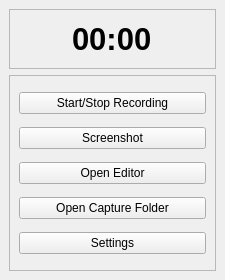
This is src/gui/main_window/MainWindow.ui in ephell/ClipIt-Screen-Capture-App as Qt 5 draws it before an edit. The edited form follows.
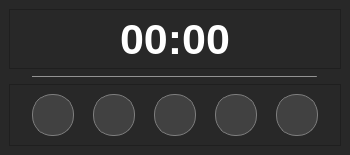
This is the edited form. Icons and pictures are not drawn. Custom widgets are drawn as their Qt base class.

Commit message: Change layout of main window and edit style sheet of it and the button_frame buttons

What changed in the file:
```diff
--- a/src/gui/main_window/MainWindow.ui
+++ b/src/gui/main_window/MainWindow.ui
@@ -6,8 +6,8 @@
    <rect>
     <x>0</x>
     <y>0</y>
-    <width>225</width>
-    <height>280</height>
+    <width>350</width>
+    <height>155</height>
    </rect>
   </property>
   <property name="sizePolicy">
@@ -18,20 +18,34 @@
   </property>
   <property name="minimumSize">
    <size>
-    <width>225</width>
-    <height>280</height>
+    <width>350</width>
+    <height>155</height>
    </size>
   </property>
   <property name="maximumSize">
    <size>
-    <width>225</width>
-    <height>280</height>
+    <width>350</width>
+    <height>155</height>
    </size>
   </property>
   <property name="windowTitle">
    <string>ClipIt</string>
   </property>
+  <property name="styleSheet">
+   <string notr="true">QWidget {
+	background-color: rgb(40, 40, 40);
+	color: white;
+}
+
+QPushButton {
+	background-color: rgb(65, 65, 65);
+    border: 1px solid rgb(125, 125, 125);
+}</string>
+  </property>
   <widget class="QWidget" name="central_widget">
+   <property name="styleSheet">
+    <string notr="true"/>
+   </property>
    <layout class="QVBoxLayout" name="central_layout">
     <item>
      <widget class="QFrame" name="capture_timer_frame">
@@ -83,7 +97,7 @@
         <widget class="QLabel" name="capture_duration_label">
          <property name="font">
           <font>
-           <pointsize>23</pointsize>
+           <pointsize>32</pointsize>
            <bold>true</bold>
           </font>
          </property>
@@ -108,47 +122,139 @@
       </layout>
      </widget>
     </item>
+    <item>
+     <layout class="QVBoxLayout" name="verticalLayout">
+      <item alignment="Qt::AlignHCenter|Qt::AlignVCenter">
+       <widget class="Line" name="separator_line">
+        <property name="minimumSize">
+         <size>
+          <width>285</width>
+          <height>1</height>
+         </size>
+        </property>
+        <property name="maximumSize">
+         <size>
+          <width>285</width>
+          <height>1</height>
+         </size>
+        </property>
+        <property name="styleSheet">
+         <string notr="true">background-color: gray;</string>
+        </property>
+        <property name="orientation">
+         <enum>Qt::Horizontal</enum>
+        </property>
+       </widget>
+      </item>
+     </layout>
+    </item>
     <item>
      <widget class="QFrame" name="button_frame">
+      <property name="styleSheet">
+       <string notr="true">#record_button,
+#screenshot_button, 
+#open_editor_button, 
+#open_capture_folder_button, 
+#settings_button {
+    background-color: rgb(65, 65, 65);
+    border: 1px solid rgb(125, 125, 125);
+    border-radius: 20px;
+    max-width: 40px;
+    max-height: 40px;
+    min-width: 40px;
+    min-height: 40px;
+}
+
+/*  Images */
+#record_button {
+ 	image: url(:/icons/buttons/icons/record_button/1x/baseline_videocam_white_24dp.png);
+}
+#screenshot_button{
+	image: url(:/icons/buttons/icons/screenshot_button/1x/baseline_screenshot_monitor_white_24dp.png);
+}
+#open_editor_button{
+	image: url(:/icons/buttons/icons/open_editor_button/1x/baseline_movie_edit_white_24dp.png);
+}
+#open_capture_folder_button{
+	image: url(:/icons/buttons/icons/open_capture_folder_button/1x/baseline_folder_white_24dp.png);
+}
+#settings_button{
+	image: url(:/icons/buttons/icons/settings_button/1x/baseline_settings_white_24dp.png);
+}
+
+/*  Hover */
+#record_button:hover, 
+#screenshot_button:hover,
+ #open_editor_button:hover, 
+#open_capture_folder_button:hover,
+ #settings_button:hover {
+    background-color: rgb(75, 75, 75);
+}
+
+/*  Pressed */
+#record_button:pressed, 
+#screenshot_button:pressed,
+ #open_editor_button:pressed, 
+#open_capture_folder_button:pressed,
+ #settings_button:pressed {
+    background-color: rgb(45, 45, 45);
+}</string>
+      </property>
       <property name="frameShape">
        <enum>QFrame::StyledPanel</enum>
       </property>
       <property name="frameShadow">
        <enum>QFrame::Raised</enum>
       </property>
-      <layout class="QVBoxLayout" name="verticalLayout">
+      <layout class="QHBoxLayout" name="horizontalLayout">
        <item>
         <widget class="RecordButton" name="record_button">
+         <property name="styleSheet">
+          <string notr="true">
+</string>
+         </property>
          <property name="text">
-          <string>Start/Stop Recording</string>
+          <string/>
          </property>
         </widget>
        </item>
        <item>
         <widget class="ScreenshotButton" name="screenshot_button">
+         <property name="styleSheet">
+          <string notr="true"/>
+         </property>
          <property name="text">
-          <string>Screenshot</string>
+          <string/>
          </property>
         </widget>
        </item>
        <item>
         <widget class="OpenEditorButton" name="open_editor_button">
+         <property name="styleSheet">
+          <string notr="true"/>
+         </property>
          <property name="text">
-          <string>Open Editor</string>
+          <string/>
          </property>
         </widget>
        </item>
        <item>
         <widget class="OpenCaptureFolderButton" name="open_capture_folder_button">
+         <property name="styleSheet">
+          <string notr="true"/>
+         </property>
          <property name="text">
-          <string>Open Capture Folder</string>
+          <string/>
          </property>
         </widget>
        </item>
        <item>
         <widget class="SettingsButton" name="settings_button">
+         <property name="styleSheet">
+          <string notr="true"/>
+         </property>
          <property name="text">
-          <string>Settings</string>
+          <string/>
          </property>
         </widget>
        </item>
```
Left out of the diff: 4 changed lines with no effect on the pictures. The commit also changes 5 other files.
